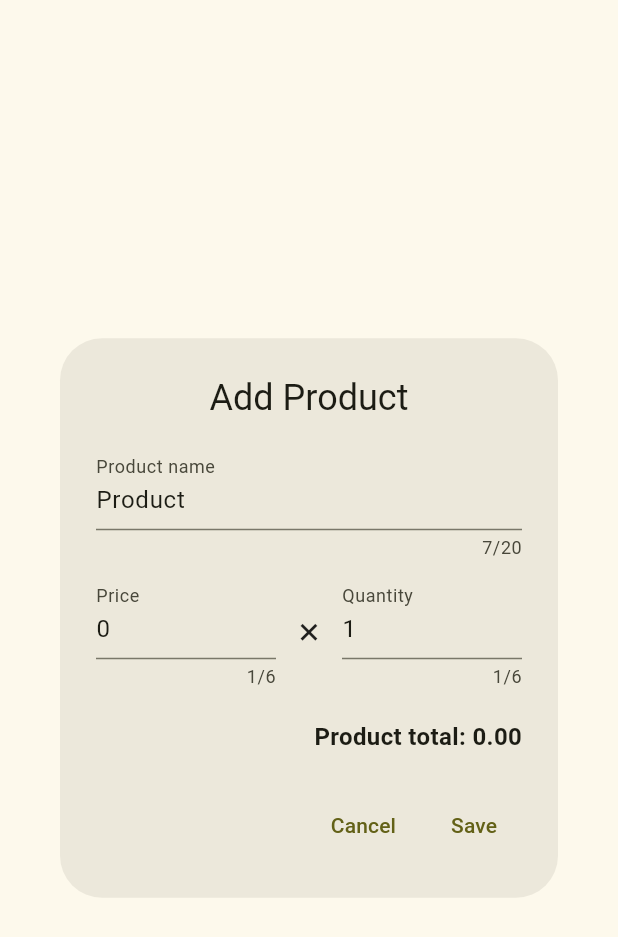
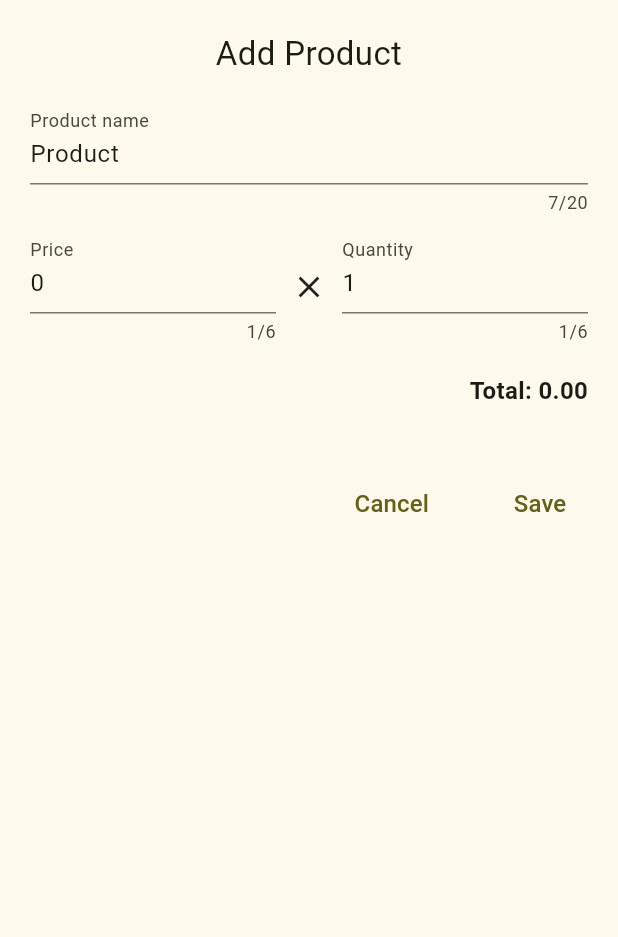
Before and after one commit to maxstirliz/es_calc, a Flutter app: the ProductDialog widget shown alone on an empty page, opened directly, on a phone screen of 412 x 824 dp. Shown: the top 937 px of the screen. Run offline on Flutter 3.47's test engine with Material 2 defaults, Android fonts, the phone set to English and light mode, and no system bars; our stand-ins replace flutter_riverpod, sqflite; accounts and stored records are empty.

Commit message:
Changed dialog to full screen

```diff
--- a/lib/ui/screens/main_screen.dart
+++ b/lib/ui/screens/main_screen.dart
@@ -45,7 +45,7 @@ class _MainScreenState extends ConsumerState<MainScreen> {
       floatingActionButton:
           currentNavigationIndex == 0 || currentNavigationIndex == 1
               ? FloatingActionButton(
-                  backgroundColor: Colors.greenAccent,
+                  backgroundColor: const Color.fromARGB(250, 145, 232, 252),
                   onPressed: () async {
                     if (currentNavigationIndex == 0) {
                       final updatedItem = await showDialog<ShoppingItem>(
@@ -75,9 +75,9 @@ class _MainScreenState extends ConsumerState<MainScreen> {
       floatingActionButtonLocation: FloatingActionButtonLocation.centerDocked,
       bottomNavigationBar: NavigationBar(
         labelBehavior: NavigationDestinationLabelBehavior.onlyShowSelected,
-        indicatorColor: Colors.lightBlueAccent,
+        indicatorColor: const Color.fromARGB(255, 229, 252, 231),
         selectedIndex: currentNavigationIndex,
-        backgroundColor: Colors.yellowAccent,
+        backgroundColor: const Color.fromARGB(255, 250, 247, 119),
         onDestinationSelected: (index) {
           setState(() {
             currentNavigationIndex = index;
--- a/lib/ui/widgets/product_dialog.dart
+++ b/lib/ui/widgets/product_dialog.dart
@@ -2,7 +2,6 @@ import 'package:es_calc/models/shopping_item.dart';
 import 'package:es_calc/utils/formatter.dart';
 import 'package:flutter/material.dart';
 import 'package:flutter/services.dart';
-import 'dart:math' as math;
 
 class ProductDialog extends StatefulWidget {
   const ProductDialog({
@@ -15,9 +14,7 @@ class ProductDialog extends StatefulWidget {
   final String title;
 
   @override
-  State<ProductDialog> createState() {
-    return _ProductDialogState();
-  }
+  State<ProductDialog> createState() => _ProductDialogState();
 }
 
 class _ProductDialogState extends State<ProductDialog> {
@@ -72,14 +69,22 @@ class _ProductDialogState extends State<ProductDialog> {
 
   @override
   Widget build(BuildContext context) {
-    return AlertDialog(
-      title: Text(
+    return Dialog.fullscreen(
+      child: Padding(
+        padding: const EdgeInsets.all(20.0),
+        child: Column(
+          children: [
+            Text(
               widget.title,
               textAlign: TextAlign.center,
+              style: const TextStyle(
+                fontSize: 22,
               ),
-      content: SizedBox(
-        width: MediaQuery.of(context).size.width * 0.7,
-        child: Form(
+            ),
+            const SizedBox(
+              height: 16,
+            ),
+            Form(
               key: _formKey,
               autovalidateMode: AutovalidateMode.always,
               child: Column(
@@ -88,7 +93,8 @@ class _ProductDialogState extends State<ProductDialog> {
                   TextFormField(
                     maxLines: 1,
                     maxLength: 20,
-                decoration: const InputDecoration(labelText: 'Product name'),
+                    decoration:
+                        const InputDecoration(labelText: 'Product name'),
                     initialValue: editedItem.name,
                     onChanged: (value) {
                       if (value == '' || value.trim() == '') {
@@ -121,17 +127,15 @@ class _ProductDialogState extends State<ProductDialog> {
                           validator: (value) => _validateNumberInput(value!),
                           initialValue:
                               _normalizedInitialPriceValue(editedItem.price),
-                      keyboardType: TextInputType.number,
+                          keyboardType: const TextInputType.numberWithOptions(
+                              decimal: true),
                           inputFormatters: [
                             FilteringTextInputFormatter.deny(RegExp(r'[-, ]')),
                           ],
                         ),
                       ),
                       const SizedBox(width: 10),
-                  Transform.rotate(
-                    angle: math.pi / 4,
-                    child: const Icon(Icons.add),
-                  ),
+                      const Icon(Icons.clear),
                       const SizedBox(width: 10),
                       Expanded(
                         child: TextFormField(
@@ -149,7 +153,8 @@ class _ProductDialogState extends State<ProductDialog> {
                           ),
                           validator: (value) => _validateNumberInput(value!),
                           initialValue: quantityFormatter(editedItem.quantity),
-                      keyboardType: TextInputType.number,
+                          keyboardType: const TextInputType.numberWithOptions(
+                              decimal: true),
                           inputFormatters: [
                             FilteringTextInputFormatter.deny(RegExp(r'[-, ]')),
                           ],
@@ -163,7 +168,7 @@ class _ProductDialogState extends State<ProductDialog> {
                     child: FittedBox(
                       fit: BoxFit.scaleDown,
                       child: Text(
-                    '${editedItem.name} total: ${currencyFormatter(total)}',
+                        'Total: ${currencyFormatter(total)}',
                         textAlign: TextAlign.end,
                         style: const TextStyle(
                           fontWeight: FontWeight.bold,
@@ -175,32 +180,44 @@ class _ProductDialogState extends State<ProductDialog> {
                 ],
               ),
             ),
-      ),
-      actions: [
+            const SizedBox(height: 40),
+            Row(
+              mainAxisAlignment: MainAxisAlignment.end,
+              children: [
                 TextButton(
                   style: TextButton.styleFrom(
                       textStyle: Theme.of(context).textTheme.labelLarge),
-          child: const Text('Cancel'),
+                  child: const Text(
+                    'Cancel',
+                    style: TextStyle(fontSize: 16),
+                  ),
                   onPressed: () {
                     Navigator.of(context).pop();
                   },
                 ),
+                const SizedBox(width: 30),
                 TextButton(
                   style: TextButton.styleFrom(
                       textStyle: Theme.of(context).textTheme.labelLarge),
-          child: const Text('Save'),
+                  child: const Text(
+                    'Save',
+                    style: TextStyle(fontSize: 16),
+                  ),
                   onPressed: () {
                     if (_formKey.currentState!.validate()) {
                       widget.item.updateValues(editedItem);
                       if (widget.item.total > 0) {
                         widget.item.isBought = true;
                       }
-
                       Navigator.of(context).pop<ShoppingItem>(widget.item);
                     }
                   },
                 ),
               ],
+            )
+          ],
+        ),
+      ),
     );
   }
 }
```
Also changed, not shown: lib/data/db_source.dart (+9 -6 lines), lib/ui/widgets/add_item_dialog.dart (+35 -20 lines), 5 other files. Lines whose indentation alone changed are shown as unchanged.
